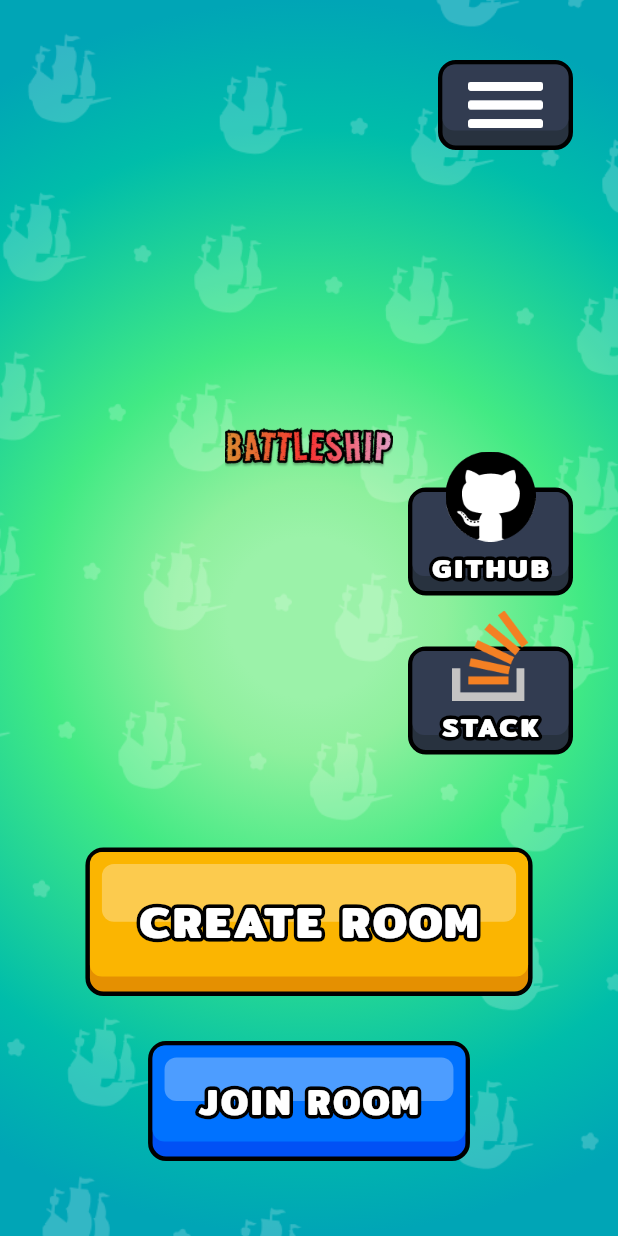
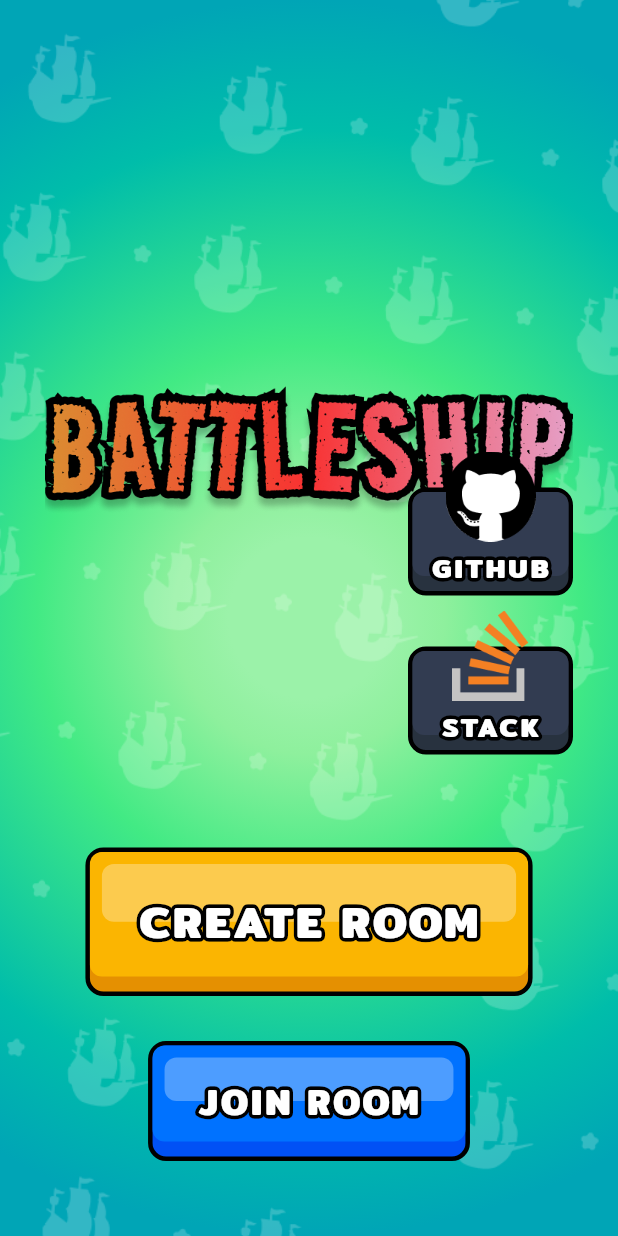
Before and after one commit to xuuanthuc/The-Warship-simple-game, a Flutter app: the screen it shows after launch, on a phone screen of 412 x 824 dp. Run offline on Flutter 3.47's test engine with Material 3 defaults, Android fonts, the phone set to English and light mode, and no system bars; our stand-ins replace cloud_firestore, connectivity_plus, dio, equatable, firebase_core, flutter_bloc and 4 more; missing offline and left inert: flame, flame_audio, flame_bloc, flame_lottie; accounts and stored records are empty; generated files the repository leaves out were written again.

Commit message:
set block size

```diff
--- a/lib/initial_app.dart
+++ b/lib/initial_app.dart
@@ -38,5 +38,6 @@ Future<void> initialApp(FutureOr<Widget> Function() builder) async {
   //   DeviceOrientation.landscapeRight,
   //   DeviceOrientation.landscapeLeft,
   // ]);
+  SystemChrome.setEnabledSystemUIMode(SystemUiMode.immersiveSticky);
   runApp(await builder());
 }
--- a/lib/src/screens/game_clients/game_client_screen.dart
+++ b/lib/src/screens/game_clients/game_client_screen.dart
@@ -84,19 +84,19 @@ class _GameClientScreenState extends State<GameClientScreen>
                         ? const RoomScreen()
                         : const LobbyScreen(),
                   ),
-                  Align(
-                    alignment: Alignment.topRight,
-                    child: Padding(
-                      padding: const EdgeInsets.all(30).copyWith(bottom: 50),
-                      child: SizedBox(
-                        height: 80,
-                        child: SecondaryButton.icon(
-                          onPressed: () {},
-                          icon: AppImages.menu,
-                        ),
-                      ),
-                    ),
-                  ),
+                  // Align(
+                  //   alignment: Alignment.topRight,
+                  //   child: Padding(
+                  //     padding: const EdgeInsets.all(30).copyWith(bottom: 50),
+                  //     child: SizedBox(
+                  //       height: 80,
+                  //       child: SecondaryButton.icon(
+                  //         onPressed: () {},
+                  //         icon: AppImages.menu,
+                  //       ),
+                  //     ),
+                  //   ),
+                  // ),
                 ],
               ),
             );
--- a/lib/src/screens/game_clients/lobby_screen.dart
+++ b/lib/src/screens/game_clients/lobby_screen.dart
@@ -52,7 +52,6 @@ class LobbyScreen extends StatelessWidget {
               Expanded(
                 child: Center(
                   child: Container(
-                    padding: EdgeInsets.symmetric(horizontal: 120),
                     child: Image.asset(AppImages.logo),
                   ),
                 ),
--- a/lib/src/utilities/game_data.dart
+++ b/lib/src/utilities/game_data.dart
@@ -1,5 +1,3 @@
-import 'dart:ui';
-
 import 'package:flame/components.dart';
 import 'package:flutter/cupertino.dart';
 import 'package:flutter/foundation.dart';
@@ -55,12 +53,13 @@ class GameData {
 
   static const blockLength = 10;
 
-  Size get screenSize => kIsWeb ? Size(1000, 1000) :
-      WidgetsBinding.instance.platformDispatcher.views.first.physicalSize / 2;
+  double blockSize = 0;
 
-  double get blockSize => screenSize.width < screenSize.height
-      ? screenSize.width / 15
-      : screenSize.height / 15;
+  void setBlockSize(Size screenSize) {
+    blockSize = screenSize.width < screenSize.height
+        ? screenSize.width / (kIsWeb ? 15 : 12)
+        : screenSize.height / (kIsWeb ? 15 : 12);
+  }
 
   List<OccupiedBlock> battleOccupied = [
     OccupiedBlock(
```
Also changed, not shown: lib/src/screens/splash/splash_screen.dart (+9 -2 lines), firebase.json, 2 other files.
